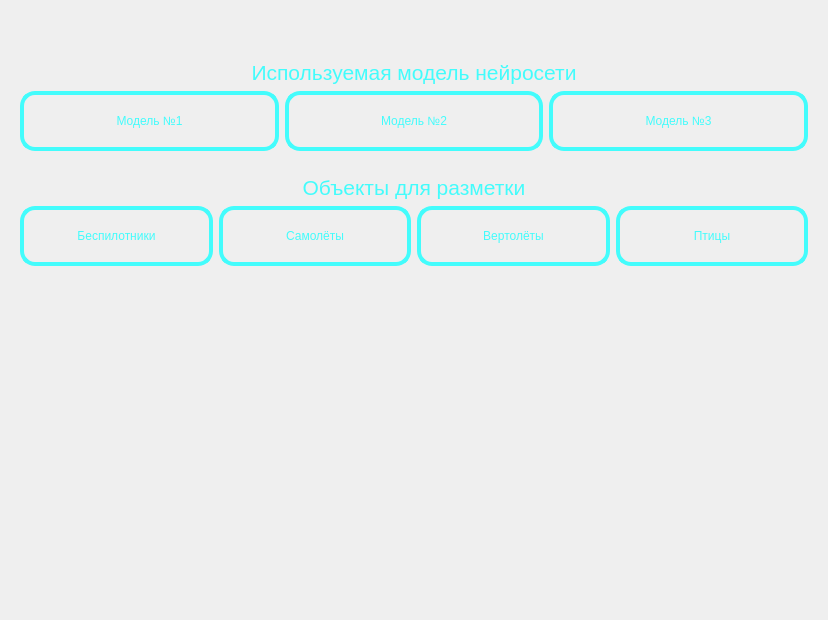
First picture: the form in ui/settingsContentWidget.ui, repository yepseeke/drone-detection-app, before the edit.
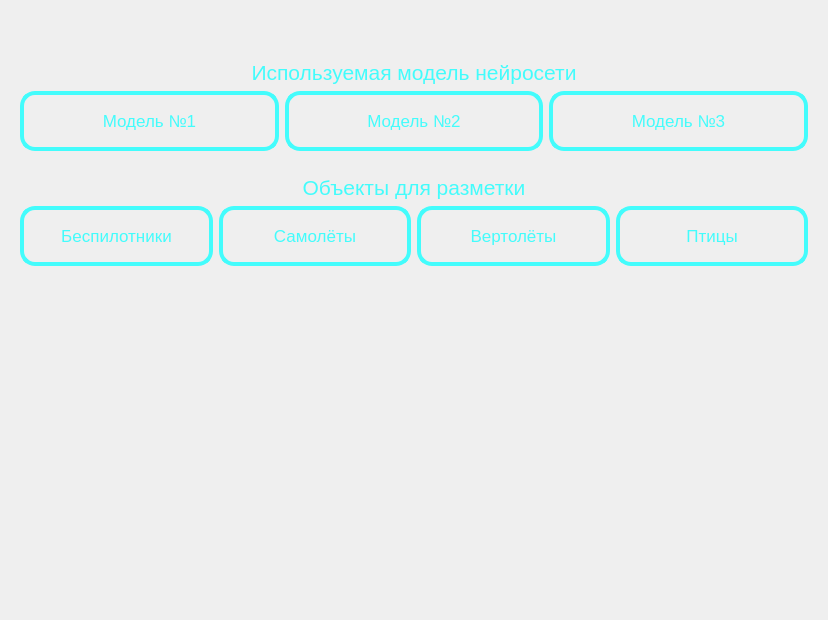
Second picture: the form after the edit.

Commit message: Added audio analysis button for video

Patch:
```diff
--- a/ui/settingsContentWidget.ui
+++ b/ui/settingsContentWidget.ui
@@ -15,12 +15,14 @@
   </property>
   <property name="styleSheet">
    <string notr="true">QPushButton{
+	font-size:13pt;
 	color: rgb(67, 252, 252);
 	border: 4px solid rgb(67, 252, 252);
 	border-radius: 15px;
 }
 
 QPushButton:checked{
+	font-size:13pt;
 	color: rgb(67, 252, 252);
 	border: 4px solid rgb(0, 255, 0);
 	border-radius: 15px;
```
The commit also changes 2 other files.
